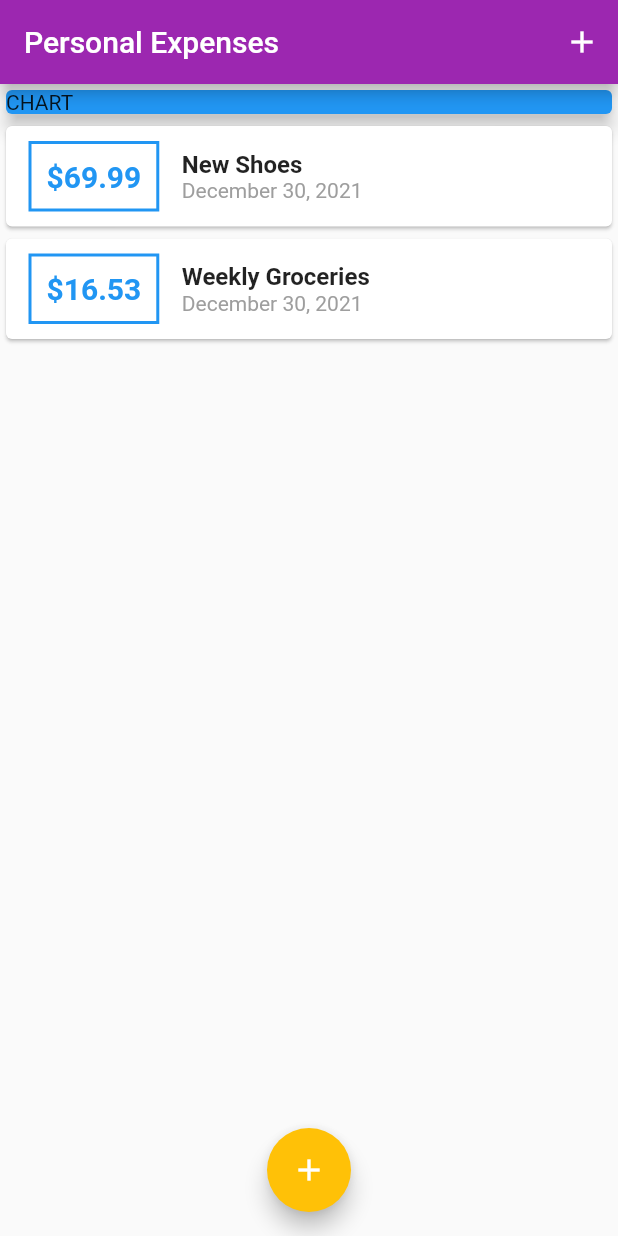
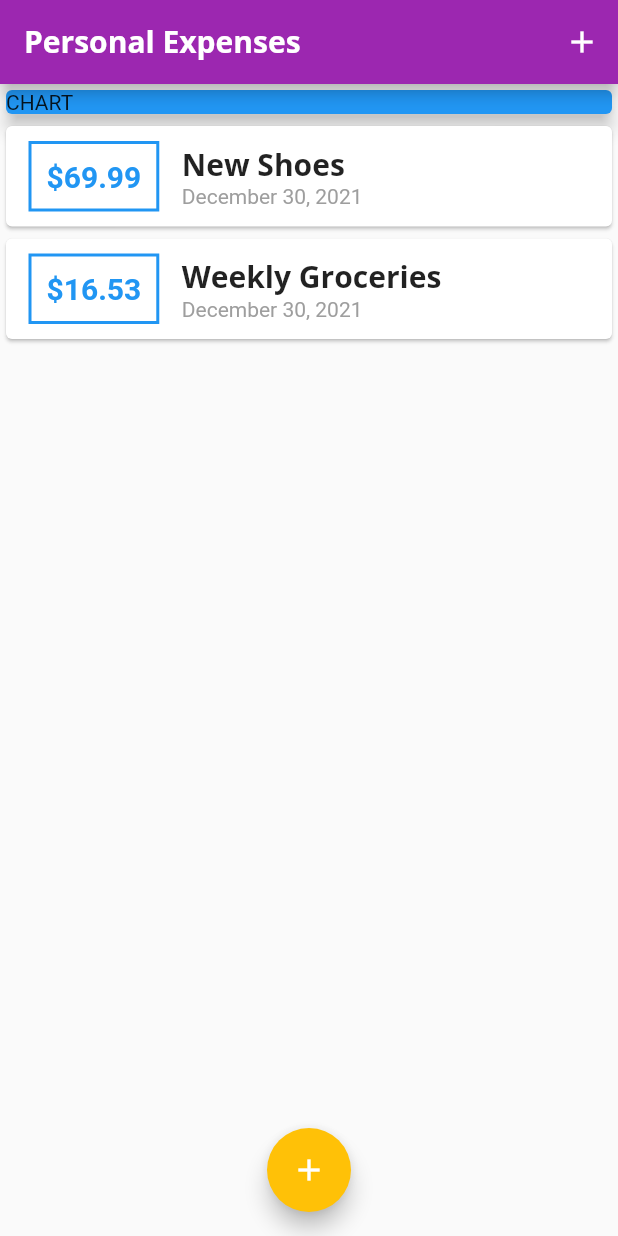
Before and after one commit to renson1123/personal_expenses_app, a Flutter app: the screen it shows after launch, on a phone screen of 412 x 824 dp. Run offline on Flutter 3.47's test engine with Material 2 defaults, Android fonts, the phone set to English and light mode, and no system bars.

Commit message:
Adding custom fonts & Text Themes and separating theme for the app bar and for the rest of the app
git commit

```diff
--- a/lib/main.dart
+++ b/lib/main.dart
@@ -13,6 +13,21 @@ class MyApp extends StatelessWidget {
       theme: ThemeData(
         colorScheme: ColorScheme.fromSwatch(primarySwatch: Colors.purple)
             .copyWith(secondary: Colors.amber),
+        fontFamily: 'Quicksand',
+        textTheme: ThemeData.light().textTheme.copyWith(
+                headline6: TextStyle(
+              fontFamily: 'OpenSans',
+              fontWeight: FontWeight.bold,
+              fontSize: 20,
+            )),
+        appBarTheme: AppBarTheme(
+            textTheme: ThemeData.light().textTheme.copyWith(
+                  headline6: TextStyle(
+                    fontFamily: 'OpenSans',
+                    fontSize: 20,
+                    fontWeight: FontWeight.bold,
+                  ),
+                )),
       ),
       home: MyHomePage(),
     );
@@ -78,7 +93,9 @@ class _MyHomePageState extends State<MyHomePage> {
   Widget build(BuildContext context) {
     return Scaffold(
       appBar: AppBar(
-        title: Text('Personal Expenses'),
+        title: Text(
+          'Personal Expenses',
+        ),
         actions: <Widget>[
           IconButton(
             icon: Icon(Icons.add), // Adds Icon Button on the AppBar at the top
--- a/lib/widgets/transaction_list.dart
+++ b/lib/widgets/transaction_list.dart
@@ -37,8 +37,7 @@ class TransactionList extends StatelessWidget {
                   children: <Widget>[
                     Text(
                       transactions[index].title,
-                      style:
-                          TextStyle(fontSize: 16, fontWeight: FontWeight.bold),
+                      style: Theme.of(context).textTheme.headline6,
                     ),
                     Text(
                       DateFormat.yMMMMd().format(transactions[index].date),
```
Also changed, not shown: pubspec.yaml (+12 -6 lines), assets/fonts/OpenSans-Bold.ttf (added), assets/fonts/OpenSans-Regular.ttf (added), assets/fonts/Quicksand-Bold.ttf (added), assets/fonts/Quicksand-Light.ttf (added), assets/fonts/Quicksand-Medium.ttf (added), assets/fonts/Quicksand-Regular.ttf (added).
